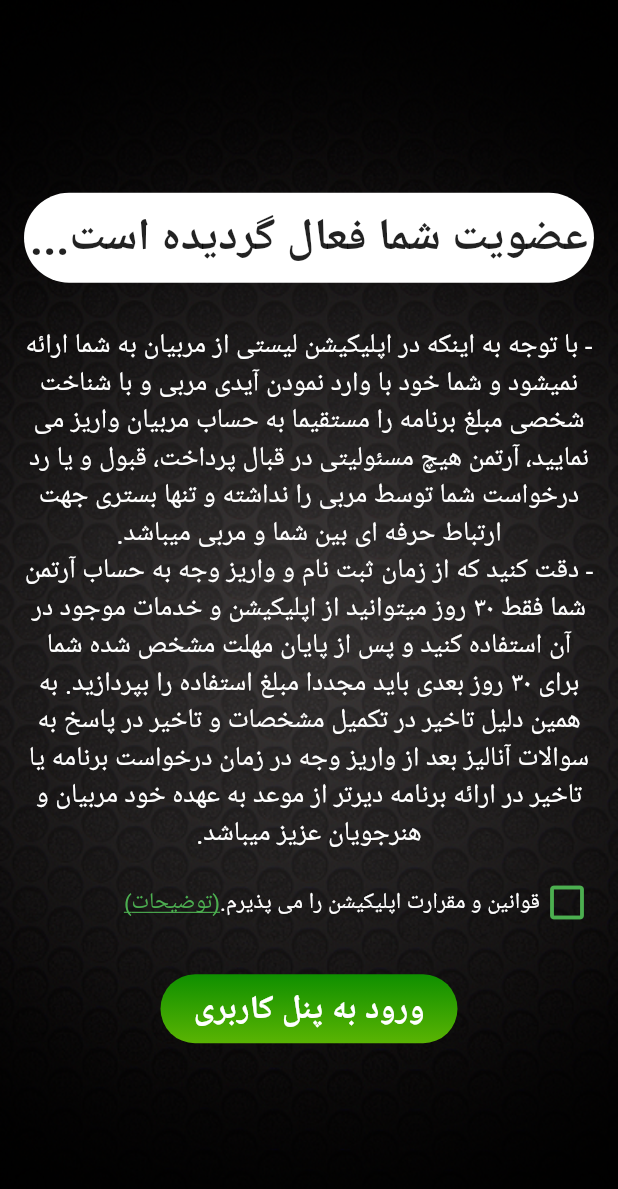
After one commit to HosseinAsadi/ArtMan, a Flutter app: the Membership screen opened by its route, on a phone screen of 412 x 824 dp. The commit adds this screen. Shown: the top 1189 px of the screen. Run offline on Flutter 3.47's test engine with Material 2 defaults, Android fonts, the phone set to English and light mode, and no system bars.

Commit message:
screen membership (page 12 of pdf)

```diff
--- /dev/null
+++ b/lib/components/custom-checkbox.dart
@@ -0,0 +1,79 @@
+import 'package:flutter/material.dart';
+import 'package:art_man/screens/membership.dart';
+
+class CustomCheckbox extends StatefulWidget {
+  bool _boolValue;
+
+  @override
+  State<StatefulWidget> createState() {
+    // TODO: implement createState
+    CC c = new CC();
+    _boolValue = c.boolValue;
+    return c;
+  }
+
+  bool get boolValue => _boolValue;
+}
+
+class CC extends State<CustomCheckbox> {
+  bool _boolValue = false;
+
+  @override
+  Widget build(BuildContext context) {
+    // TODO: implement build
+    return checkbox(_boolValue);
+  }
+
+  bool get boolValue => _boolValue;
+
+  Widget checkbox(bool value) => Container(
+        margin: EdgeInsets.only(top: 15, left: 16, right: 16),
+        child: Row(
+          mainAxisAlignment: MainAxisAlignment.start,
+          children: <Widget>[
+//         Checkbox(
+//               value: value,
+//               checkColor: Colors.white,
+//               activeColor: Colors.green,
+//               onChanged: (bool v) {
+//                 setState(() {
+//                   _boolValue = v;
+//                 });
+//               }
+//           ),
+            Container(
+                padding: EdgeInsets.all(3),
+                child: InkWell(
+                  onTap: () {
+                    setState(() {
+                      _boolValue = !_boolValue;
+                    });
+                  },
+                  child: _boolValue
+                      ? Icon(
+                          Icons.check,
+                          size: 30.0,
+                          color: Colors.green,
+                        )
+                      : Icon(
+                          Icons.check_box_outline_blank,
+                          size: 30.0,
+                          color: Colors.green,
+                        ),
+                )
+            ),
+            Text("قوانین و مقرارت اپلیکیشن را می پذیرم.",
+                style: TextStyle(color: Colors.white)),
+            GestureDetector(
+              child: Text("(توضیحات)",
+                  style: TextStyle(
+                      color: Colors.green,
+                      decoration: TextDecoration.underline)),
+              onTap: () {
+                setState(() {});
+              },
+            )
+          ],
+        ),
+      );
+}
--- a/lib/main.dart
+++ b/lib/main.dart
@@ -6,6 +6,7 @@ import 'package:flutter_localizations/flutter_localizations.dart';
 import 'screens/register.dart';
 import 'screens/sms-verify.dart';
 import 'screens/monthly-payment.dart';
+import 'screens/membership.dart';
 
 void main() => runApp(MyApp());
 
@@ -32,6 +33,7 @@ class MyApp extends StatelessWidget {
         '/register': (BuildContext context) => Register(),
         '/sms-verify': (BuildContext context) => SMSVerify(),
         '/monthly-payment': (BuildContext context) => MonthlyPayment(),
+        '/membership': (BuildContext context) => Membership(),
       },
     );
   }
--- a/lib/screens/coach-atributies-explanations.dart
+++ b/lib/screens/coach-atributies-explanations.dart
@@ -30,8 +30,8 @@ class CE extends State<CoachExplan>{
   );
 
   Widget body() => Center(
-    child: Column(
-      mainAxisAlignment: MainAxisAlignment.center,
+    child: ListView(
+      shrinkWrap: true,
       children: <Widget>[
         Text(
           Strings.TITLECOACHEXPLAN,
@@ -40,13 +40,18 @@ class CE extends State<CoachExplan>{
             fontWeight: FontWeight.bold,
             fontSize: 18
           ),
+          textAlign: TextAlign.center,
         ),
 
-        Container(
-          height: 2,
-          width: 230,
-          color: Colors.lightGreen,
-          margin: EdgeInsets.only(bottom: 20),
+        Column(
+          children: <Widget>[
+            Container(
+              height: 2,
+              width: 230,
+              color: Colors.lightGreen,
+              margin: EdgeInsets.only(bottom: 20),
+            ),
+          ],
         ),
 
         Container(
--- /dev/null
+++ b/lib/screens/membership.dart
@@ -0,0 +1,73 @@
+import 'package:flutter/material.dart';
+import 'package:art_man/utils/Strings.dart';
+import 'package:art_man/components/custom-checkbox.dart';
+import 'package:art_man/components/button.dart';
+
+class Membership extends StatefulWidget {
+  @override
+  State<StatefulWidget> createState() {
+    // TODO: implement createState
+    return M();
+  }
+}
+
+class M extends State<Membership> {
+  CustomCheckbox _cc = new CustomCheckbox();
+
+  @override
+  Widget build(BuildContext context) {
+    // TODO: implement build
+    return Scaffold(
+      body: setBackground(),
+    );
+  }
+
+  Widget setBackground() => Container(
+        alignment: Alignment(1, 0),
+        decoration: BoxDecoration(
+          image: DecorationImage(
+            image: AssetImage("assets/images/background.png"),
+            fit: BoxFit.cover,
+          ),
+        ),
+        child: body(),
+      );
+
+  Widget body() => ListView(
+        shrinkWrap: true,
+        children: <Widget>[
+          title(),
+          bText(),
+          _cc,
+          button()
+        ],
+      );
+
+  Widget title() => Container(
+        child: Text(
+          "عضویت شما فعال گردیده است...",
+          style: TextStyle(fontWeight: FontWeight.bold, fontSize: 30),
+        ),
+        decoration: BoxDecoration(
+            color: Colors.white, borderRadius: BorderRadius.circular(30)),
+        height: 60,
+        alignment: Alignment(0, 0),
+        margin: EdgeInsets.only(left: 16, right: 16, bottom: 30),
+      );
+
+  Widget bText() => Padding(
+        padding: EdgeInsets.only(left: 16, right: 16),
+        child: Text(
+          Strings.TEXTOFMEMBERSHIP,
+          style: TextStyle(color: Colors.white, fontSize: 18),
+          textAlign: TextAlign.center,
+        ),
+      );
+
+  Widget button() => GestureDetector(
+    child: CustomButton("ورود به پنل کاربری"),
+    onTap: () {
+      Navigator.pushNamed(context, '');
+    },
+  );
+}
--- a/lib/screens/monthly-payment.dart
+++ b/lib/screens/monthly-payment.dart
@@ -43,7 +43,7 @@ class MP extends State<MonthlyPayment> {
         children: <Widget>[
           Padding(padding: EdgeInsets.only(right: MediaQuery.of(context).size.width / 4), child: _ct),
           getTextFields("پرداخت اشتراک ماهانه خود را وارد کنید.."),
-          _cb
+          button()
         ],
       );
 
@@ -86,7 +86,7 @@ class MP extends State<MonthlyPayment> {
   Widget button() => GestureDetector(
         child: _cb,
         onTap: () {
-          Navigator.pushNamed(context, '');
+          Navigator.pushNamed(context, '/membership');
         },
       );
 
--- a/lib/screens/sms-verify.dart
+++ b/lib/screens/sms-verify.dart
@@ -52,23 +52,20 @@ class SMSV extends State<SMSVerify> {
           mainAxisAlignment: MainAxisAlignment.spaceBetween,
           children: <Widget>[
             GestureDetector(
-              child: Container(
                 child: Text('ارسال مجددکدفعالسازی',
                     style: TextStyle(
                         color: Colors.white,
                         fontSize: 13,
-                        decoration: TextDecoration.underline)),
-              ),
+                        decoration: TextDecoration.underline)
+                ),
               onTap: () {},
             ),
             GestureDetector(
-              child: Container(
                 child: Text('اصلاح شماره همراه',
                     style: TextStyle(
                         color: Colors.white,
                         fontSize: 13,
                         decoration: TextDecoration.underline)),
-              ),
               onTap: () {},
             )
           ],
--- a/lib/utils/Strings.dart
+++ b/lib/utils/Strings.dart
@@ -9,4 +9,11 @@ class Strings {
       "-آموزش به هنرجویان به صورت ویدیویی\n" +
       "-قابلیت تغییر برنامه و توضیحات در هر زمان\n" +
       "-امکان سفارشی سازی برای مربیان";
+
+  static final String TEXTOFMEMBERSHIP = "- با توجه به اینکه در اپلیکیشن لیستی از مربیان به شما ارائه نمیشود"
+      " و شما خود با وارد نمودن آیدی مربی و با شناخت شخصی مبلغ برنامه را مستقیما به حساب مربیان واریز می نمایید،"
+      " آرتمن هیچ مسئولیتی در قبال پرداخت، قبول و یا رد درخواست شما توسط مربی را نداشته و تنها بستری جهت ارتباط حرفه ای بین شما و مربی میباشد.\n"
+      "- دقت کنید که از زمان ثبت نام و واریز وجه به حساب آرتمن شما فقط ۳۰ روز میتوانید از اپلیکیشن و خدمات موجود در آن استفاده کنید"
+      " و پس از پایان مهلت مشخص شده شما برای ۳۰ روز بعدی باید مجددا مبلغ استفاده را بپردازید."
+      " به همین دلیل تاخیر در تکمیل مشخصات و تاخیر در پاسخ به سوالات آنالیز بعد از واریز وجه در زمان درخواست برنامه یا تاخیر در ارائه برنامه دیرتر از موعد به عهده خود مربیان و هنرجویان عزیز میباشد.";
 }
```
